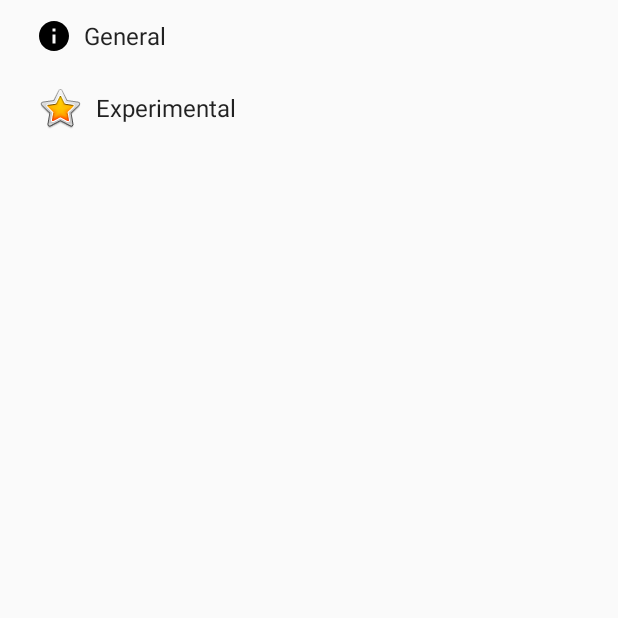
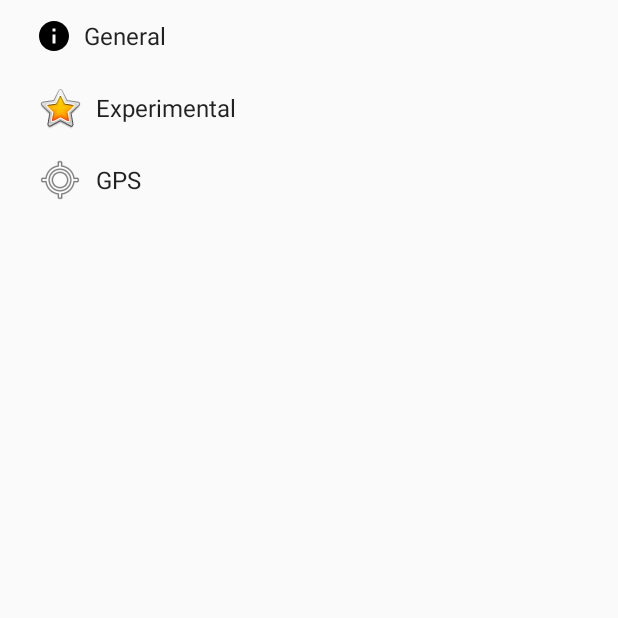
Before and after one commit to cmusatyalab/openscout, an Android app: the screen it shows after launch (SettingsActivity), in the options menu, after a tap on an icon or button, on a phone screen of 412 x 824 dp, the top half of it. Run offline under Robolectric (Android 15) with nearby library versions, the phone set to English and light mode, and no system bars.

Commit message:
Add features and request location updates so that getLastKnownLocation is never stale, added GPS settings page to configure time and distance when location updates are triggered.

```diff
--- a/android-client/app/src/main/AndroidManifest.xml
+++ b/android-client/app/src/main/AndroidManifest.xml
@@ -9,6 +9,8 @@
     <uses-feature
         android:name="android.hardware.camera.front"
         android:required="false" />
+    <uses-feature android:name="android.hardware.location.gps" />
+    <uses-feature android:name="android.hardware.location.network" />
 
     <uses-permission android:name="android.permission.ACCESS_COARSE_LOCATION" />
     <uses-permission android:name="android.permission.ACCESS_FINE_LOCATION" />
--- a/android-client/app/src/main/java/edu/cmu/cs/gabriel/Const.java
+++ b/android-client/app/src/main/java/edu/cmu/cs/gabriel/Const.java
@@ -49,6 +49,8 @@ public class Const {
     public static boolean IS_TRAINING = false;
     public static int TRAIN_TIME = 5000; //5 seconds
     public static String TRAINING_NAME = "";
+    public static int GPS_UPDATE_TIME = 60000; //ms - 1 minute
+    public static int GPS_UPDATE_DIST = 10; //meters
 
     // high level sensor control (on/off)
     public static boolean SENSOR_VIDEO = true;
@@ -167,6 +169,14 @@ public class Const {
                 Const.TOKEN_LIMIT = stringValue;
                 break;
 
+            case "gps_time":
+                Const.GPS_UPDATE_TIME = new Integer(stringValue);
+                break;
+
+            case "gps_dist":
+                Const.GPS_UPDATE_DIST = new Integer(stringValue);
+                break;
+
         }
 
     }
--- a/android-client/app/src/main/java/edu/cmu/cs/openscout/ServerListActivity.java
+++ b/android-client/app/src/main/java/edu/cmu/cs/openscout/ServerListActivity.java
@@ -18,6 +18,9 @@ import android.app.AlertDialog;
 import android.content.DialogInterface;
 import android.content.Intent;
 import android.content.SharedPreferences;
+import android.content.pm.PackageManager;
+import android.location.Location;
+import android.location.LocationListener;
 import android.location.LocationManager;
 import android.preference.PreferenceManager;
 import androidx.appcompat.app.AppCompatActivity;
@@ -49,7 +52,7 @@ import edu.cmu.cs.gabriel.client.socket.SocketWrapper;
 
 
 
-public class ServerListActivity extends AppCompatActivity  {
+public class ServerListActivity extends AppCompatActivity implements LocationListener {
     ListView listView;
     EditText serverName;
     EditText serverAddress;
@@ -112,6 +115,8 @@ public class ServerListActivity extends AppCompatActivity  {
         LocationManager locationManager =
                 (LocationManager) getSystemService(Context.LOCATION_SERVICE);
         final boolean gpsEnabled = locationManager.isProviderEnabled(LocationManager.GPS_PROVIDER);
+        locationManager.requestLocationUpdates(LocationManager.GPS_PROVIDER, Const.GPS_UPDATE_TIME, Const.GPS_UPDATE_DIST, this);
+        locationManager.requestLocationUpdates(LocationManager.NETWORK_PROVIDER, Const.GPS_UPDATE_TIME, Const.GPS_UPDATE_DIST, this);
 
         if (!gpsEnabled) {
             AlertDialog.Builder builder = new AlertDialog.Builder(this, AlertDialog.THEME_HOLO_DARK);
@@ -246,4 +251,24 @@ public class ServerListActivity extends AppCompatActivity  {
             editor.commit();
         }
     }
+
+    @Override
+    public void onLocationChanged(Location location) {
+        Log.i("ServerListActivity", "Location changed.");
+    }
+
+    @Override
+    public void onStatusChanged(String provider, int status, Bundle extras) {
+
+    }
+
+    @Override
+    public void onProviderEnabled(String provider) {
+        Log.i("ServerListActivity", String.format("Location provider %s enabled.", provider));
+    }
+
+    @Override
+    public void onProviderDisabled(String provider) {
+        Log.i("ServerListActivity", String.format("Location provider %s disabled.", provider));
+    }
 }
--- a/android-client/app/src/main/res/values/strings.xml
+++ b/android-client/app/src/main/res/values/strings.xml
@@ -98,4 +98,10 @@
         <item>3</item>
     </string-array>
 
+    <string name="pref_header_gps">GPS</string>
+    <string name="pref_title_gpstime">GPS Update Frequency (milliseconds)</string>
+    <string name="pref_title_gpsdist">GPS Update Distance (meters)</string>
+
+
+
 </resources>
--- /dev/null
+++ b/android-client/app/src/main/res/xml/pref_gps.xml
@@ -0,0 +1,18 @@
+<?xml version="1.0" encoding="utf-8"?>
+<PreferenceScreen xmlns:android="http://schemas.android.com/apk/res/android">
+
+    <EditTextPreference
+        android:key="gps_time"
+        android:title="@string/pref_title_gpstime"
+        android:inputType="numberDecimal"
+        android:digits="0123456789"
+        android:defaultValue="60000" />
+
+    <EditTextPreference
+        android:key="gps_dist"
+        android:title="@string/pref_title_gpsdist"
+        android:inputType="numberDecimal"
+        android:digits="0123456789"
+        android:defaultValue="10" />
+
+</PreferenceScreen>
--- a/android-client/app/src/main/res/xml/pref_headers.xml
+++ b/android-client/app/src/main/res/xml/pref_headers.xml
@@ -12,4 +12,8 @@
         android:icon="@android:drawable/btn_star_big_on"
         android:title="@string/pref_header_experimental" />
 
+    <header
+        android:fragment="edu.cmu.cs.openscout.SettingsActivity$GPSPreferenceFragment"
+        android:icon="@android:drawable/ic_menu_mylocation"
+        android:title="@string/pref_header_gps" />
 </preference-headers>
```
Also changed, not shown: android-client/app/src/main/java/edu/cmu/cs/gabriel/GabrielClientActivity.java (+15 -11 lines), android-client/app/src/main/java/edu/cmu/cs/openscout/SettingsActivity.java (+29 -1 lines).
